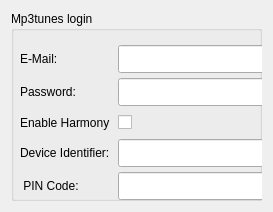
Old version of the form src/servicebrowser/mp3tunes/Mp3tunesConfigWidget.ui in the repository KDE/amarok.
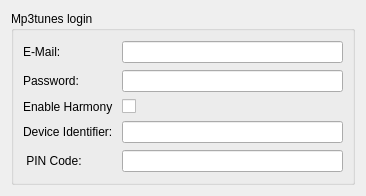
New version of the form.

Commit message: fix layout (correctly resizes) and dont start out too small

```diff
--- a/src/servicebrowser/mp3tunes/Mp3tunesConfigWidget.ui
+++ b/src/servicebrowser/mp3tunes/Mp3tunesConfigWidget.ui
@@ -5,8 +5,8 @@
    <rect>
     <x>0</x>
     <y>0</y>
-    <width>273</width>
-    <height>212</height>
+    <width>366</width>
+    <height>196</height>
    </rect>
   </property>
   <layout class="QGridLayout" >
@@ -15,127 +15,66 @@
      <property name="title" >
       <string>Mp3tunes login</string>
      </property>
+     <layout class="QGridLayout" >
+      <item row="0" column="0" >
      <widget class="QLabel" name="label" >
-      <property name="geometry" >
-       <rect>
-        <x>9</x>
-        <y>34</y>
-        <width>94</width>
-        <height>28</height>
-       </rect>
-      </property>
       <property name="text" >
        <string comment="The e-mail address for Mp3Tunes logins" >E-Mail:</string>
       </property>
      </widget>
-     <widget class="QLineEdit" name="emailEdit" >
-      <property name="geometry" >
-       <rect>
-        <x>107</x>
-        <y>34</y>
-        <width>149</width>
-        <height>28</height>
-       </rect>
-      </property>
-     </widget>
+      </item>
+      <item row="0" column="1" >
+       <widget class="QLineEdit" name="emailEdit" />
+      </item>
+      <item row="1" column="0" >
      <widget class="QLabel" name="label_2" >
-      <property name="geometry" >
-       <rect>
-        <x>9</x>
-        <y>67</y>
-        <width>94</width>
-        <height>28</height>
-       </rect>
-      </property>
       <property name="text" >
        <string comment="The Mp3Tunes password" >Password:</string>
       </property>
      </widget>
-     <widget class="QLineEdit" name="passwordEdit" >
-      <property name="geometry" >
-       <rect>
-        <x>107</x>
-        <y>67</y>
-        <width>149</width>
-        <height>28</height>
-       </rect>
-      </property>
-     </widget>
+      </item>
+      <item row="1" column="1" >
+       <widget class="QLineEdit" name="passwordEdit" />
+      </item>
+      <item row="2" column="0" >
      <widget class="QLabel" name="label_3" >
-      <property name="geometry" >
-       <rect>
-        <x>9</x>
-        <y>100</y>
-        <width>94</width>
-        <height>23</height>
-       </rect>
-      </property>
       <property name="text" >
        <string comment="Enable harmony" >Enable Harmony </string>
       </property>
      </widget>
-     <widget class="QCheckBox" name="enableHarmony" >
-      <property name="geometry" >
-       <rect>
-        <x>107</x>
-        <y>100</y>
-        <width>149</width>
-        <height>23</height>
-       </rect>
-      </property>
-     </widget>
+      </item>
+      <item row="2" column="1" >
+       <widget class="QCheckBox" name="enableHarmony" />
+      </item>
+      <item row="3" column="0" >
      <widget class="QLabel" name="label_3" >
-      <property name="geometry" >
-       <rect>
-        <x>9</x>
-        <y>128</y>
-        <width>94</width>
-        <height>28</height>
-       </rect>
-      </property>
       <property name="text" >
        <string comment="Identifier" >Device Identifier:</string>
       </property>
      </widget>
+      </item>
+      <item row="3" column="1" >
      <widget class="QLineEdit" name="identifier" >
-      <property name="geometry" >
-       <rect>
-        <x>107</x>
-        <y>128</y>
-        <width>149</width>
-        <height>28</height>
-       </rect>
-      </property>
       <property name="readOnly" >
        <bool>true</bool>
       </property>
      </widget>
-     <widget class="QLineEdit" name="pinEdit" >
-      <property name="geometry" >
-       <rect>
-        <x>107</x>
-        <y>161</y>
-        <width>149</width>
-        <height>28</height>
-       </rect>
-      </property>
-      <property name="readOnly" >
-       <bool>true</bool>
-      </property>
-     </widget>
+      </item>
+      <item row="4" column="0" >
      <widget class="QLabel" name="label_4" >
-      <property name="geometry" >
-       <rect>
-        <x>9</x>
-        <y>161</y>
-        <width>94</width>
-        <height>28</height>
-       </rect>
-      </property>
       <property name="text" >
        <string> PIN Code:</string>
       </property>
      </widget>
+      </item>
+      <item row="4" column="1" >
+       <widget class="QLineEdit" name="pinEdit" >
+        <property name="readOnly" >
+         <bool>true</bool>
+        </property>
+       </widget>
+      </item>
+     </layout>
     </widget>
    </item>
   </layout>
```
Lines whose indentation alone changed are shown as unchanged.
